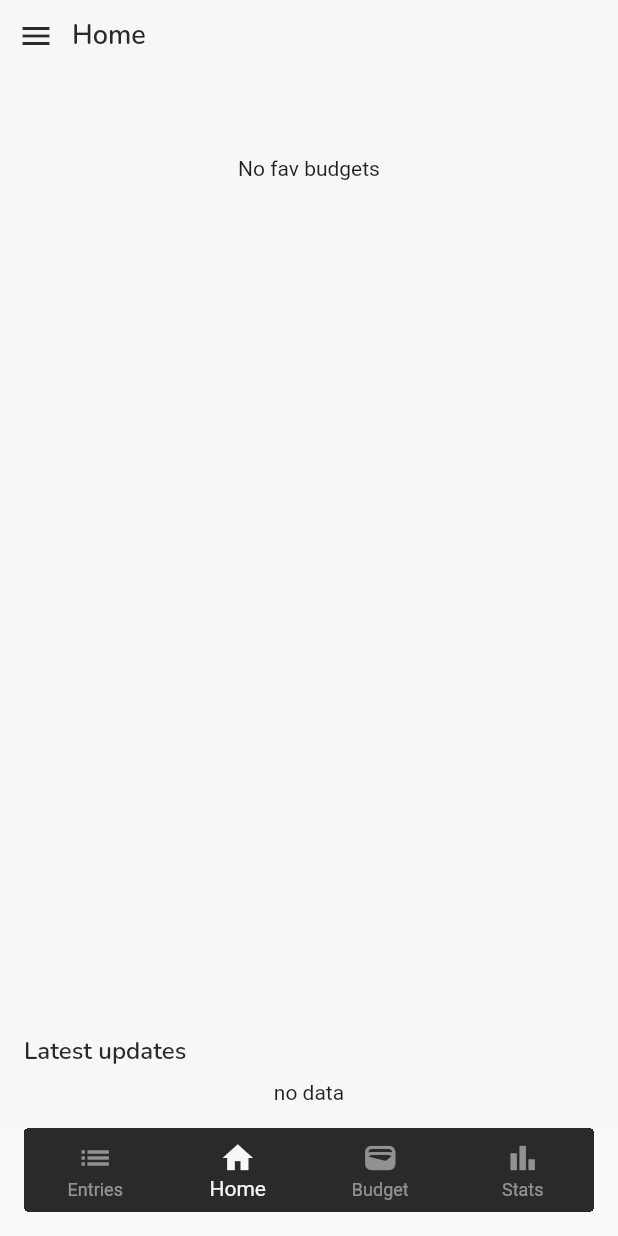
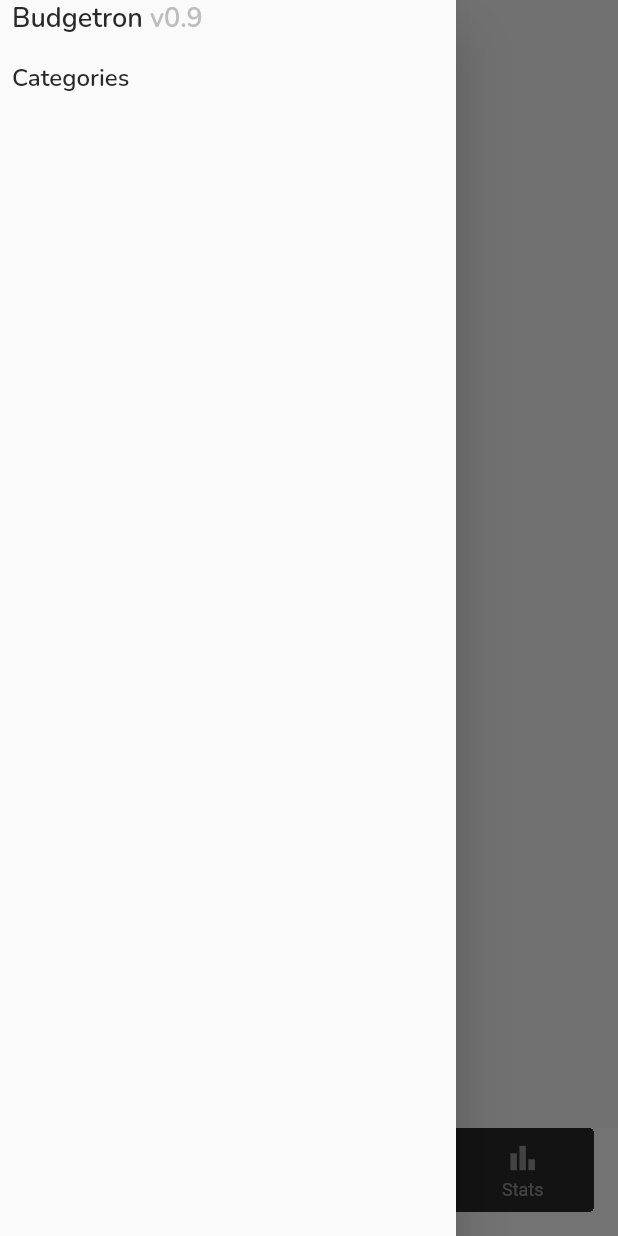
Before and after one commit to kanmear/budgetron, a Flutter app: the screen it shows after launch, with the side drawer open (before the commit the screen has no drawer), on a phone screen of 412 x 824 dp. Run offline on Flutter 3.47's test engine with Material 2 defaults, Android fonts, the phone set to English and light mode, and no system bars; our stand-ins replace google_fonts, objectbox; generated files the repository leaves out were written again.

Commit message:
feat: drawer

```diff
--- a/lib/main.dart
+++ b/lib/main.dart
@@ -2,6 +2,7 @@
 
 import 'dart:io';
 
+import 'package:budgetron/ui/classes/drawer.dart';
 import 'package:flutter/material.dart';
 import 'package:provider/provider.dart';
 
@@ -77,6 +78,7 @@ class _BudgetronState extends State<Budgetron> {
                 onTap: () => Scaffold.of(context).openDrawer());
           }),
           title: selectedTitle),
+      drawer: const BudgetronDrawer(),
       body: PageView(
         controller: pageViewController,
         children: [EntriesPage(), const HomePage(), BudgetPage(), StatsPage()],
--- /dev/null
+++ b/lib/ui/classes/drawer.dart
@@ -0,0 +1,56 @@
+import 'package:flutter/material.dart';
+
+import 'package:budgetron/ui/data/fonts.dart';
+
+class BudgetronDrawer extends StatelessWidget {
+  const BudgetronDrawer({super.key});
+
+  @override
+  Widget build(BuildContext context) {
+    return Drawer(
+      child: Padding(
+        padding: const EdgeInsets.only(left: 8),
+        child: ListView(
+          padding: EdgeInsets.zero,
+          children: [
+            SafeArea(
+                child: Row(
+              children: [
+                Text('Budgetron ', style: BudgetronFonts.nunitoSize18Weight600),
+                Text('v0.9', style: BudgetronFonts.nunitoSize18Weight600Gray),
+              ],
+            )),
+            const SizedBox(height: 8),
+            const DrawerEntries()
+          ],
+        ),
+      ),
+    );
+  }
+}
+
+class DrawerEntries extends StatelessWidget {
+  const DrawerEntries({super.key});
+
+  @override
+  Widget build(BuildContext context) {
+    return Column(
+      crossAxisAlignment: CrossAxisAlignment.stretch,
+      children: [
+        InkWell(
+            onTap: () => _navigateToCategoriesPage(context),
+            child: Container(
+              padding: const EdgeInsets.only(top: 8, bottom: 8),
+              child: Text('Categories',
+                  textAlign: TextAlign.start,
+                  style: BudgetronFonts.nunitoSize16Weight600),
+            ))
+      ],
+    );
+  }
+
+  void _navigateToCategoriesPage(BuildContext context) {
+    // Navigator.push(
+    //     context, MaterialPageRoute(builder: (context) => CategoriesPage()));
+  }
+}
--- a/lib/ui/data/fonts.dart
+++ b/lib/ui/data/fonts.dart
@@ -91,6 +91,11 @@ class BudgetronFonts {
       fontSize: 18,
       fontWeight: FontWeight.w600,
       color: BudgetronColors.black);
+  static TextStyle nunitoSize18Weight600Gray = TextStyle(
+      fontFamily: GoogleFonts.nunito().fontFamily,
+      fontSize: 18,
+      fontWeight: FontWeight.w600,
+      color: BudgetronColors.gray4);
   static TextStyle nunitoSize18Weight600MainColor = TextStyle(
       fontFamily: GoogleFonts.nunito().fontFamily,
       fontSize: 18,
```
